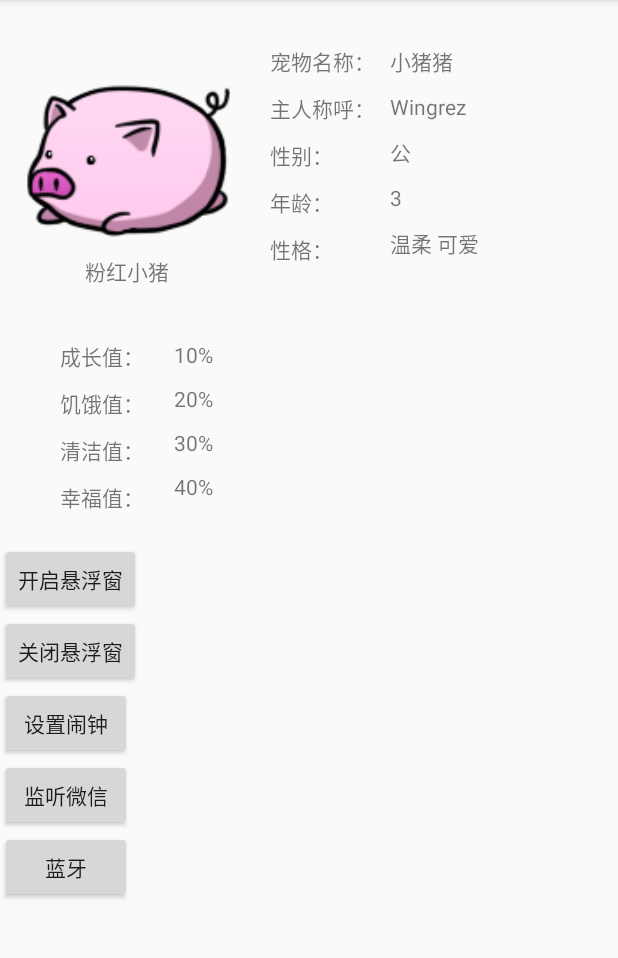
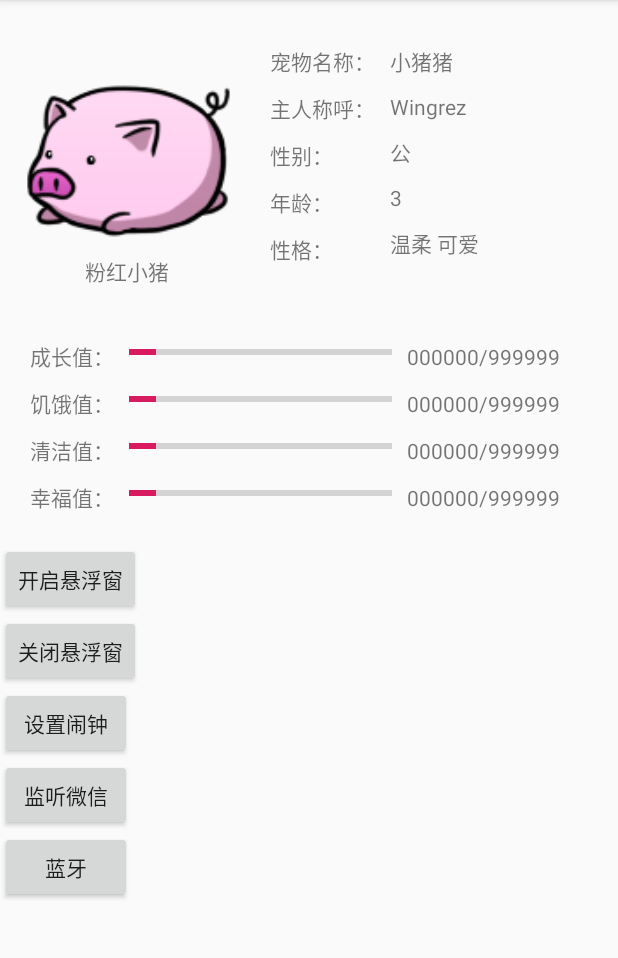
Before and after one commit to wingrez/LovelyPet, an Android app: the screen it shows after launch (MainActivity), on a phone screen of 412 x 824 dp, the part 84-1042 px from its top. Run offline under Robolectric (Android 15) with nearby library versions, the phone set to English and light mode, and no system bars.

Commit message:
完善基本界面

```diff
--- a/app/src/main/res/layout/activity_main.xml
+++ b/app/src/main/res/layout/activity_main.xml
@@ -86,7 +86,7 @@
                     </LinearLayout>
 
                     <LinearLayout
-                        android:layout_width="wrap_content"
+                        android:layout_width="match_parent"
                         android:layout_height="wrap_content"
                         android:layout_marginLeft="10dp"
                         android:orientation="vertical">
@@ -137,74 +137,108 @@
                     android:layout_height="wrap_content"
                     android:orientation="horizontal">
 
-
-                    <!--文字-->
-                    <LinearLayout
-                        android:layout_width="wrap_content"
-                        android:layout_height="wrap_content"
-                        android:layout_marginLeft="20dp"
-                        android:orientation="vertical">
-
                     <TextView
                         android:layout_width="wrap_content"
                         android:layout_height="wrap_content"
                         android:text="成长值：" />
 
+                    <ProgressBar
+                        style="?android:attr/progressBarStyleHorizontal"
+                        android:layout_width="175dp"
+                        android:layout_height="wrap_content"
+                        android:layout_marginLeft="10dp"
+                        android:max="100"
+                        android:progress="10" />
+
                     <TextView
-                            android:layout_width="wrap_content"
+                        android:layout_width="match_parent"
+                        android:layout_height="wrap_content"
+                        android:layout_marginLeft="10dp"
+                        android:text="000000/999999" />
+
+                </LinearLayout>
+
+                <LinearLayout
+                    android:layout_width="match_parent"
                     android:layout_height="wrap_content"
                     android:layout_marginTop="10dp"
-                            android:text="饥饿值：" />
+                    android:orientation="horizontal">
 
                     <TextView
                         android:layout_width="wrap_content"
                         android:layout_height="wrap_content"
+                        android:text="饥饿值：" />
+
+                    <ProgressBar
+                        style="?android:attr/progressBarStyleHorizontal"
+                        android:layout_width="175dp"
+                        android:layout_height="wrap_content"
+                        android:layout_marginLeft="10dp"
+                        android:max="100"
+                        android:progress="10" />
+
+                    <TextView
+                        android:layout_width="match_parent"
+                        android:layout_height="wrap_content"
+                        android:layout_marginLeft="10dp"
+                        android:text="000000/999999" />
+
+                </LinearLayout>
+
+                <LinearLayout
+                    android:layout_width="match_parent"
+                    android:layout_height="wrap_content"
                     android:layout_marginTop="10dp"
-                            android:text="清洁值：" />
+                    android:orientation="horizontal">
 
                     <TextView
                         android:layout_width="wrap_content"
                         android:layout_height="wrap_content"
-                            android:layout_marginTop="10dp"
-                            android:text="幸福值：" />
+                        android:text="清洁值：" />
+
+                    <ProgressBar
+                        style="?android:attr/progressBarStyleHorizontal"
+                        android:layout_width="175dp"
+                        android:layout_height="wrap_content"
+                        android:layout_marginLeft="10dp"
+                        android:max="100"
+                        android:progress="10" />
+
+                    <TextView
+                        android:layout_width="match_parent"
+                        android:layout_height="wrap_content"
+                        android:layout_marginLeft="10dp"
+                        android:text="000000/999999" />
 
                 </LinearLayout>
 
-                    <!--数值-->
                 <LinearLayout
                     android:layout_width="match_parent"
                     android:layout_height="wrap_content"
-                        android:layout_marginLeft="20dp"
-                        android:layout_marginRight="20dp"
-                        android:orientation="vertical">
+                    android:layout_marginTop="10dp"
+                    android:orientation="horizontal">
 
                     <TextView
                         android:layout_width="wrap_content"
                         android:layout_height="wrap_content"
-                            android:text="10%" />
+                        android:text="幸福值：" />
+
+                    <ProgressBar
+                        style="?android:attr/progressBarStyleHorizontal"
+                        android:layout_width="175dp"
+                        android:layout_height="wrap_content"
+                        android:layout_marginLeft="10dp"
+                        android:max="100"
+                        android:progress="10" />
 
                     <TextView
-                            android:layout_width="wrap_content"
+                        android:layout_width="match_parent"
                         android:layout_height="wrap_content"
-                            android:layout_marginTop="10dp"
-                            android:text="20%" />
-
-                        <TextView
-                            android:layout_width="wrap_content"
-                            android:layout_height="wrap_content"
-                            android:layout_marginTop="10dp"
-                            android:text="30%" />
-
-                        <TextView
-                            android:layout_width="wrap_content"
-                            android:layout_height="wrap_content"
-                            android:layout_marginTop="10dp"
-                            android:text="40%" />
+                        android:layout_marginLeft="10dp"
+                        android:text="000000/999999" />
 
                 </LinearLayout>
 
-
-                </LinearLayout>
 
             </LinearLayout>
 
```
Lines whose indentation alone changed are shown as unchanged.
